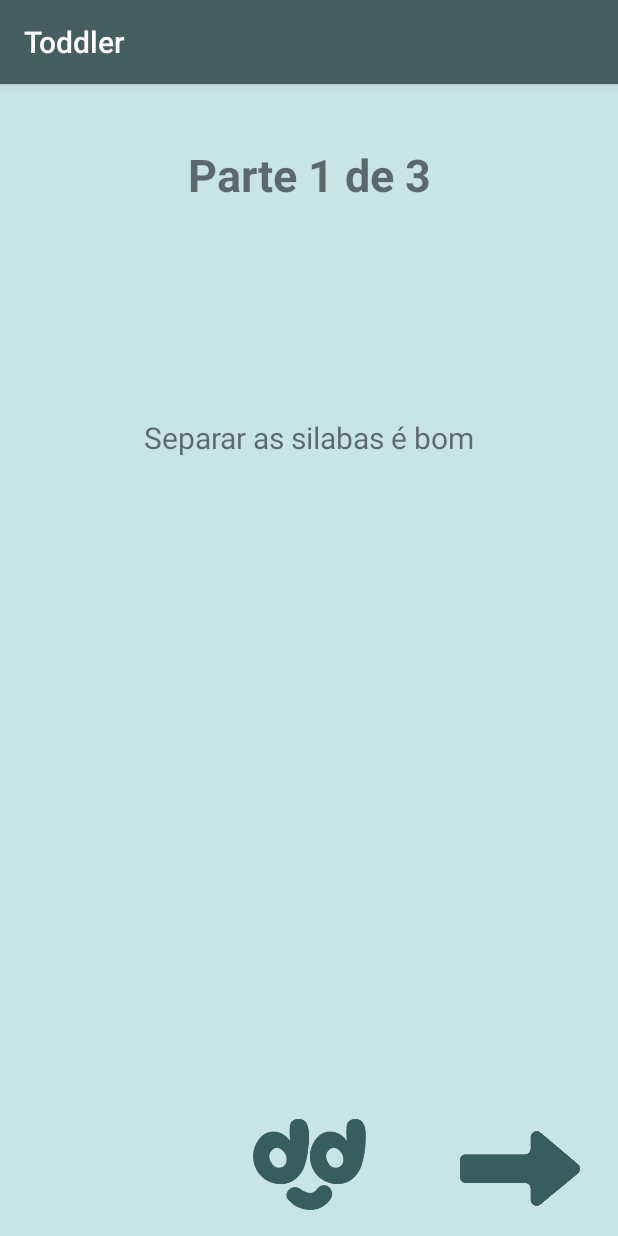
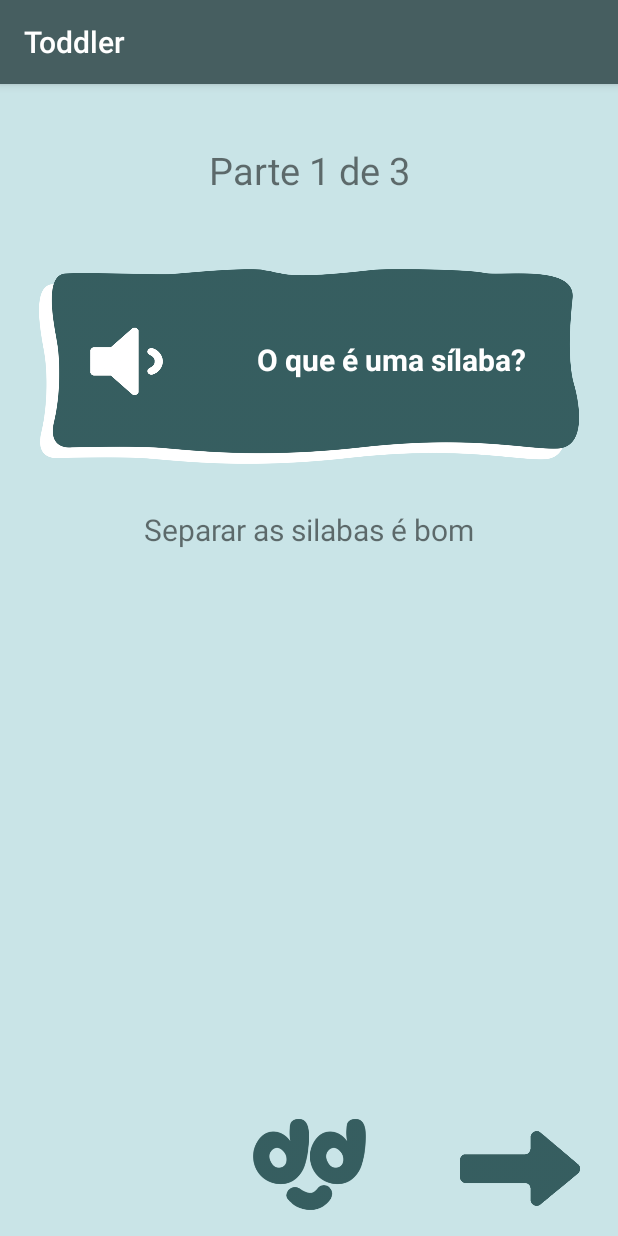
Before and after one commit to camargodev/toddler-android, an Android app: the screen it shows after launch (ContentActivity), after a tap on "INICIAR CONTEÚDO", on a phone screen of 412 x 824 dp. Run offline under Robolectric (Android 15) with nearby library versions, the phone set to English and light mode, and no system bars.

Commit message:
Title on content

```diff
--- a/Toddler/app/src/main/java/com/ihc/toddler/activity/ContentActivity.java
+++ b/Toddler/app/src/main/java/com/ihc/toddler/activity/ContentActivity.java
@@ -11,6 +11,7 @@ import android.widget.TextView;
 import androidx.appcompat.app.AppCompatActivity;
 
 import com.ihc.toddler.R;
+import com.ihc.toddler.entity.ContentPart;
 import com.ihc.toddler.entity.Exercise;
 import com.ihc.toddler.manager.ContentManager;
 import com.ihc.toddler.manager.QuizManager;
@@ -21,7 +22,7 @@ import java.util.Locale;
 
 public class ContentActivity extends GenericActivity {
 
-    protected TextView contentTextView, currentPartTextView;
+    protected TextView titleTextView, contentTextView, currentPartTextView;
     protected Button nextButton, previousButton;
     protected ContentManager contentManager = ContentManager.getInstance();
 
@@ -34,8 +35,9 @@ public class ContentActivity extends GenericActivity {
 
         if (contentManager.isFirstPart()) hidePreviousButton();
 
-        String currentPartText = contentManager.getCurrentPart();
-        contentTextView.setText(currentPartText);
+        ContentPart currentPart = contentManager.getCurrentPart();
+        titleTextView.setText(currentPart.getTitle());
+        contentTextView.setText(currentPart.getText());
     }
 
     protected void hidePreviousButton() {
@@ -76,15 +78,18 @@ public class ContentActivity extends GenericActivity {
         currentPartTextView = findViewById(R.id.part_number);
         nextButton = findViewById(R.id.next);
         previousButton = findViewById(R.id.previous);
+        titleTextView = findViewById(R.id.content_title);
     }
 
     public void readPart(View view) {
-        String toSpeak = contentTextView.getText().toString();
-        textToSpeech.speak(toSpeak, TextToSpeech.QUEUE_FLUSH, null);
+        speechManager.talk(contentTextView.getText().toString());
     }
 
     public void next(View view) { goToNext(); }
 
     public void previous(View view) { goToPrevious(); }
 
+    public void readContent(View view) {
+        speechManager.talk(titleTextView.getText().toString());
+    }
 }
--- a/Toddler/app/src/main/java/com/ihc/toddler/activity/MainActivity.java
+++ b/Toddler/app/src/main/java/com/ihc/toddler/activity/MainActivity.java
@@ -11,6 +11,7 @@ import android.widget.Toast;
 
 import com.ihc.toddler.R;
 import com.ihc.toddler.entity.Content;
+import com.ihc.toddler.entity.ContentPart;
 import com.ihc.toddler.entity.Exercise;
 import com.ihc.toddler.entity.MultipleChoiceExercise;
 import com.ihc.toddler.entity.Quiz;
@@ -39,10 +40,10 @@ public class MainActivity extends AppCompatActivity {
 
     public void startContent(View view) {
 
-        List<String> parts = new ArrayList<>();
-        parts.add("Separar as silabas é bom");
-        parts.add("Vamos separar as sílabas");
-        parts.add("Com casa é ca-sa");
+        List<ContentPart> parts = new ArrayList<>();
+        parts.add(new ContentPart("O que é uma sílaba?", "Separar as silabas é bom"));
+        parts.add(new ContentPart("AAAAa", "Vamos separar as sílabas"));
+        parts.add(new ContentPart("BBBB" , "Com casa é ca-sa"));
         Content content = new Content(parts);
 
         ContentManager.getInstance(content);
--- a/Toddler/app/src/main/java/com/ihc/toddler/entity/Content.java
+++ b/Toddler/app/src/main/java/com/ihc/toddler/entity/Content.java
@@ -4,18 +4,18 @@ import java.util.List;
 
 public class Content extends AbstractActivity {
 
-    List<String> textParts;
+    List<ContentPart> parts;
 
-    public Content(List<String> textParts) {
+    public Content(List<ContentPart> parts) {
         super();
-        this.textParts = textParts;
+        this.parts = parts;
     }
 
-    public List<String> getTextParts() {
-        return textParts;
+    public List<ContentPart> getTextParts() {
+        return parts;
     }
 
     public int getNumberOfParts() {
-        return textParts.size();
+        return parts.size();
     }
 }
--- /dev/null
+++ b/Toddler/app/src/main/java/com/ihc/toddler/entity/ContentPart.java
@@ -0,0 +1,23 @@
+package com.ihc.toddler.entity;
+
+public class ContentPart {
+
+    String title, text;
+
+    public ContentPart(String title, String text) {
+        this.title = title;
+        this.text = text;
+    }
+
+    public String getTitle() {
+        return title;
+    }
+
+    public String getText() {
+        return text;
+    }
+
+    public void setText(String text) {
+        this.text = text;
+    }
+}
--- a/Toddler/app/src/main/java/com/ihc/toddler/manager/ContentManager.java
+++ b/Toddler/app/src/main/java/com/ihc/toddler/manager/ContentManager.java
@@ -1,6 +1,7 @@
 package com.ihc.toddler.manager;
 
 import com.ihc.toddler.entity.Content;
+import com.ihc.toddler.entity.ContentPart;
 import com.ihc.toddler.entity.Exercise;
 import com.ihc.toddler.entity.Quiz;
 
@@ -27,7 +28,7 @@ public class ContentManager {
         return contentManager;
     }
 
-    public String getCurrentPart() {
+    public ContentPart getCurrentPart() {
         return content.getTextParts().get(currentPart);
     }
 
--- a/Toddler/app/src/main/res/layout/content_activity.xml
+++ b/Toddler/app/src/main/res/layout/content_activity.xml
@@ -11,8 +11,7 @@
         android:id="@+id/part_number"
         android:layout_width="wrap_content"
         android:layout_height="wrap_content"
-        android:textStyle="bold"
-        android:textSize="30sp"
+        android:textSize="25sp"
         android:text="@string/exercise_x_of_y"
         android:layout_marginTop="40dp"
         app:layout_constraintLeft_toLeftOf="parent"
@@ -21,17 +20,45 @@
         app:layout_constraintHorizontal_bias="0.5" />
 
     <TextView
+        android:id="@+id/content_title"
+        android:layout_width="230dp"
+        android:layout_height="90dp"
+        android:text="@string/question_dummy"
+        android:textColor="@color/colorAccent"
+        android:translationZ="10dp"
+        android:textStyle="bold"
+        app:layout_constraintTop_toTopOf="@id/talk"
+        app:layout_constraintRight_toRightOf="@id/talk"
+        android:textSize="20sp"
+        android:layout_marginTop="15dp"
+        android:layout_marginEnd="10dp"
+        android:gravity="center_horizontal|center_vertical"
+        />
+
+    <Button
+        android:id="@+id/talk"
+        android:layout_width="360dp"
+        android:layout_height="130dp"
+        android:layout_marginBottom="20dp"
+        android:onClick="readContent"
+        android:background="@drawable/question_bg"
+        app:layout_constraintBottom_toBottomOf="parent"
+        app:layout_constraintLeft_toLeftOf="parent"
+        app:layout_constraintRight_toRightOf="parent"
+        app:layout_constraintTop_toTopOf="parent"
+        app:layout_constraintHorizontal_bias="0.5"
+        app:layout_constraintVertical_bias="0.2" />
+
+    <TextView
         android:id="@+id/content"
         android:layout_width="wrap_content"
         android:layout_height="wrap_content"
         android:text="Hello World!"
         android:textSize="20sp"
-        app:layout_constraintBottom_toBottomOf="parent"
         app:layout_constraintLeft_toLeftOf="parent"
         app:layout_constraintRight_toRightOf="parent"
-        app:layout_constraintTop_toTopOf="parent"
-        app:layout_constraintHorizontal_bias="0.5"
-        app:layout_constraintVertical_bias="0.3"
+        app:layout_constraintTop_toBottomOf="@id/talk"
+        android:layout_marginTop="30dp"
         android:gravity="center_horizontal|center_vertical"
         android:onClick="readPart"/>
 
--- a/Toddler/app/src/main/res/layout/multiple_choice_activity.xml
+++ b/Toddler/app/src/main/res/layout/multiple_choice_activity.xml
@@ -11,8 +11,7 @@
         android:id="@+id/exercise_number"
         android:layout_width="wrap_content"
         android:layout_height="wrap_content"
-        android:textStyle="bold"
-        android:textSize="30sp"
+        android:textSize="25sp"
         android:text="@string/exercise_x_of_y"
         app:layout_constraintBottom_toTopOf="@id/talk"
         android:layout_marginBottom="40dp"
@@ -27,6 +26,7 @@
         android:text="@string/question_dummy"
         android:textColor="@color/colorAccent"
         android:translationZ="10dp"
+        android:textStyle="bold"
         app:layout_constraintTop_toTopOf="@id/talk"
         app:layout_constraintRight_toRightOf="@id/talk"
         android:textSize="20sp"
--- a/Toddler/app/src/main/res/layout/true_or_false_activity.xml
+++ b/Toddler/app/src/main/res/layout/true_or_false_activity.xml
@@ -11,8 +11,7 @@
         android:id="@+id/exercise_number"
         android:layout_width="wrap_content"
         android:layout_height="wrap_content"
-        android:textStyle="bold"
-        android:textSize="30sp"
+        android:textSize="25sp"
         android:text="@string/exercise_x_of_y"
         app:layout_constraintBottom_toTopOf="@id/talk"
         android:layout_marginBottom="40dp"
@@ -27,6 +26,7 @@
         android:text="@string/question_dummy"
         android:textColor="@color/colorAccent"
         android:translationZ="10dp"
+        android:textStyle="bold"
         app:layout_constraintTop_toTopOf="@id/talk"
         app:layout_constraintRight_toRightOf="@id/talk"
         android:textSize="20sp"
```
